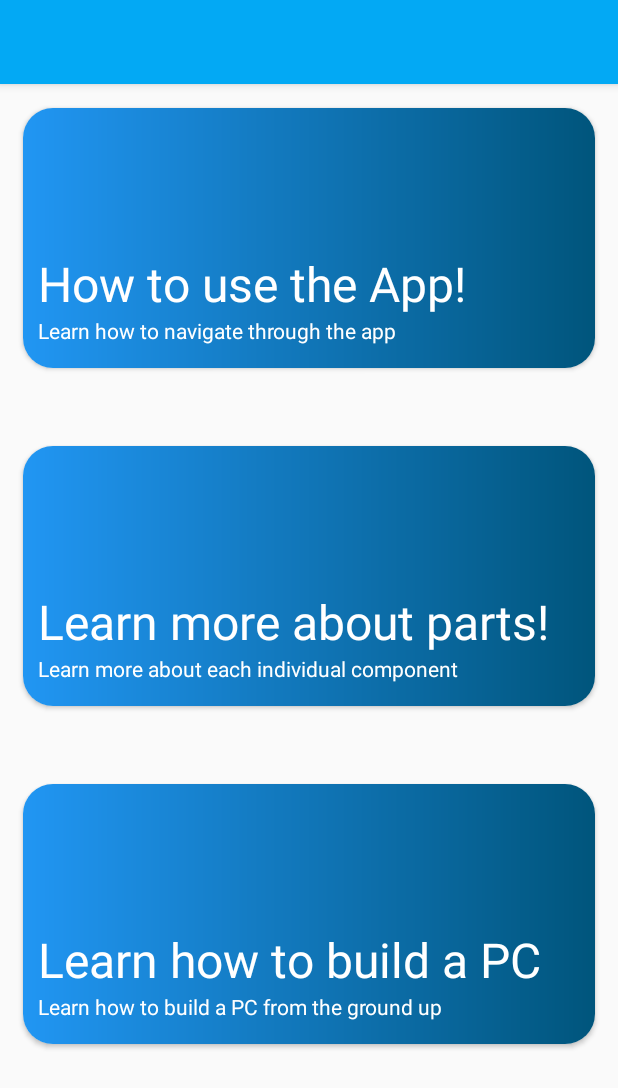
After one commit to ConnerMcGill/HonoursProject, an Android app: the layout activity_guide_landing_page.xml on its own in the app's theme, with its tools: preview values and no code run, on a phone screen of 412 x 824 dp. The commit adds this screen. Shown: the top 1088 px of the screen. Run offline under Robolectric (Android 15) with nearby library versions, the phone set to English and light mode, and no system bars.

Commit message:
Created guides landing page screen

```diff
--- a/app/src/main/java/com/example/honoursproject/ForgotPasswordActivity.java
+++ b/app/src/main/java/com/example/honoursproject/ForgotPasswordActivity.java
@@ -165,7 +165,7 @@ public class ForgotPasswordActivity extends AppCompatActivity {
 
     }
 
-    //Switch the user to the MainActivity class
+    //Switch the user to the MainActivity class if they are logged in
     private void switchToMainActivity() {
         Intent switchToMainActivityIntent = new Intent(ForgotPasswordActivity.this,
                 MainActivity.class);
--- /dev/null
+++ b/app/src/main/java/com/example/honoursproject/GuideLandingPageActivity.java
@@ -0,0 +1,20 @@
+/*
+Honours Project - PC part Builder
+File: LoginAccountActivity Class
+Author: Conner McGill - B00320975
+Date: 2021/02/08
+
+Summary of file:
+
+    This file allows the user to access the user to access the guides part of the app. I have
+    inherited from the MainActivity class as they are quite similar and helps with code reuse such
+    as the user being able to logout from the toolbar
+
+ */
+package com.example.honoursproject;
+
+public class GuideLandingPageActivity extends MainActivity{
+
+
+
+}
--- a/app/src/main/java/com/example/honoursproject/MainActivity.java
+++ b/app/src/main/java/com/example/honoursproject/MainActivity.java
@@ -25,6 +25,7 @@ import android.widget.Toast;
 import androidx.annotation.NonNull;
 import androidx.appcompat.app.AppCompatActivity;
 import androidx.appcompat.widget.Toolbar;
+import androidx.cardview.widget.CardView;
 
 import com.google.firebase.auth.FirebaseAuth;
 
@@ -41,6 +42,8 @@ public class MainActivity extends AppCompatActivity {
 
         Toolbar toolbar = findViewById(R.id.toolbar);
         setSupportActionBar(toolbar);
+
+        //Need to add onclick to card view to open other activity as it crashes the app
 
     }
 
@@ -79,4 +82,10 @@ public class MainActivity extends AppCompatActivity {
         startActivity(returnToLoginIntent);
     }
 
+    private void openGuideLandingPageActivity() {
+        Intent openGuideLandingPage = new Intent(MainActivity.this,
+                GuideLandingPageActivity.class);
+        startActivity(openGuideLandingPage);
+    }
+
 }
--- /dev/null
+++ b/app/src/main/res/layout/activity_guide_landing_page.xml
@@ -0,0 +1,234 @@
+<?xml version="1.0" encoding="utf-8"?>
+<androidx.appcompat.widget.LinearLayoutCompat xmlns:android="http://schemas.android.com/apk/res/android"
+    android:layout_width="match_parent"
+    android:layout_height="match_parent"
+    xmlns:tools="http://schemas.android.com/tools"
+    xmlns:app="http://schemas.android.com/apk/res-auto"
+    android:orientation="vertical"
+    tools:context=".GuideLandingPageActivity">
+
+    <include
+        android:id="@+id/toolbar"
+        layout="@layout/toolbar" />
+
+    <androidx.cardview.widget.CardView
+        android:id="@+id/how_to_use_app_card"
+        android:layout_width="match_parent"
+        android:layout_height="173dp"
+        android:layout_marginStart="15dp"
+        android:layout_marginTop="16dp"
+        android:layout_marginEnd="15dp"
+        app:cardCornerRadius="20dp">
+
+
+        <LinearLayout
+            android:layout_width="match_parent"
+            android:layout_height="match_parent"
+            android:background="@drawable/test_bg"
+            android:orientation="vertical">
+
+
+            <RelativeLayout
+                android:layout_width="match_parent"
+                android:layout_height="wrap_content">
+
+
+                <ImageView
+                    android:layout_width="75dp"
+                    android:layout_height="230dp"
+                    android:layout_marginStart="250dp"
+                    android:layout_marginEnd="270dp"
+                    android:contentDescription="@string/create_list_card_icon_description" />
+
+            </RelativeLayout>
+
+
+        </LinearLayout>
+
+        <LinearLayout
+            android:layout_width="match_parent"
+            android:layout_height="wrap_content"
+            android:layout_marginStart="10dp"
+            android:layout_marginTop="15dp"
+            android:layout_marginEnd="30dp"
+            android:orientation="horizontal">
+
+            <LinearLayout
+
+                android:layout_width="wrap_content"
+                android:layout_height="wrap_content"
+                android:layout_marginTop="80dp"
+                android:orientation="vertical">
+
+                <TextView
+                    android:layout_width="wrap_content"
+                    android:layout_height="wrap_content"
+                    android:text="@string/how_to_use_the_app"
+                    android:textColor="#ffff"
+                    android:textSize="32dp">
+
+                </TextView>
+
+                <TextView
+                    android:layout_width="wrap_content"
+                    android:layout_height="wrap_content"
+                    android:text="@string/learn_how_to_navigate_through_the_app"
+                    android:textColor="#ffff"
+                    android:textSize="14dp" />
+
+
+            </LinearLayout>
+
+
+        </LinearLayout>
+
+    </androidx.cardview.widget.CardView>
+
+    <androidx.cardview.widget.CardView
+        android:id="@+id/learn_more_about_parts"
+        android:layout_width="match_parent"
+        android:layout_height="173dp"
+        android:layout_marginStart="15dp"
+        android:layout_marginTop="52dp"
+        android:layout_marginEnd="15dp"
+        app:cardCornerRadius="20dp">
+
+
+        <LinearLayout
+            android:layout_width="match_parent"
+            android:layout_height="match_parent"
+            android:background="@drawable/test_bg"
+            android:orientation="vertical">
+
+
+            <RelativeLayout
+                android:layout_width="match_parent"
+                android:layout_height="wrap_content">
+
+
+                <ImageView
+                    android:layout_width="75dp"
+                    android:layout_height="230dp"
+                    android:layout_marginStart="250dp"
+                    android:layout_marginEnd="270dp"
+                    android:contentDescription="@string/view_lists_icon_description" />
+
+            </RelativeLayout>
+
+
+        </LinearLayout>
+
+        <LinearLayout
+            android:layout_width="match_parent"
+            android:layout_height="wrap_content"
+            android:layout_marginStart="10dp"
+            android:layout_marginTop="15dp"
+            android:layout_marginEnd="30dp"
+            android:orientation="horizontal">
+
+            <LinearLayout
+
+                android:layout_width="wrap_content"
+                android:layout_height="wrap_content"
+                android:layout_marginTop="80dp"
+                android:orientation="vertical">
+
+                <TextView
+                    android:layout_width="wrap_content"
+                    android:layout_height="wrap_content"
+                    android:text="@string/learn_more_about_parts"
+                    android:textColor="#ffff"
+                    android:textSize="32dp">
+
+                </TextView>
+
+                <TextView
+                    android:layout_width="wrap_content"
+                    android:layout_height="wrap_content"
+                    android:text="@string/learn_more_about_each_individual_component"
+                    android:textColor="#ffff"
+                    android:textSize="14dp" />
+
+
+            </LinearLayout>
+
+
+        </LinearLayout>
+
+    </androidx.cardview.widget.CardView>
+
+    <androidx.cardview.widget.CardView
+        android:id="@+id/learn_how_to_build_pc"
+        android:layout_width="match_parent"
+        android:layout_height="173dp"
+        android:layout_marginStart="15dp"
+        android:layout_marginTop="52dp"
+        android:layout_marginEnd="15dp"
+        app:cardCornerRadius="20dp">
+
+
+        <LinearLayout
+            android:layout_width="match_parent"
+            android:layout_height="match_parent"
+            android:background="@drawable/test_bg"
+            android:orientation="vertical">
+
+
+            <RelativeLayout
+                android:layout_width="match_parent"
+                android:layout_height="wrap_content">
+
+
+                <ImageView
+                    android:layout_width="75dp"
+                    android:layout_height="230dp"
+                    android:layout_marginStart="250dp"
+                    android:layout_marginEnd="270dp"
+                    android:contentDescription="@string/png_icon_for_guide_card" />
+
+            </RelativeLayout>
+
+
+        </LinearLayout>
+
+        <LinearLayout
+            android:layout_width="match_parent"
+            android:layout_height="wrap_content"
+            android:layout_marginStart="10dp"
+            android:layout_marginTop="15dp"
+            android:layout_marginEnd="30dp"
+            android:orientation="horizontal">
+
+            <LinearLayout
+
+                android:layout_width="wrap_content"
+                android:layout_height="wrap_content"
+                android:layout_marginTop="80dp"
+                android:orientation="vertical">
+
+                <TextView
+                    android:layout_width="wrap_content"
+                    android:layout_height="wrap_content"
+                    android:text="@string/learn_how_to_build_a_pc"
+                    android:textColor="#ffff"
+                    android:textSize="32dp">
+
+                </TextView>
+
+                <TextView
+                    android:layout_width="wrap_content"
+                    android:layout_height="wrap_content"
+                    android:text="@string/learn_how_to_build_a_pc_from_the_ground_up"
+                    android:textColor="#ffff"
+                    android:textSize="14dp" />
+
+
+            </LinearLayout>
+
+
+        </LinearLayout>
+
+    </androidx.cardview.widget.CardView>
+
+
+</androidx.appcompat.widget.LinearLayoutCompat>
--- a/app/src/main/res/values/strings.xml
+++ b/app/src/main/res/values/strings.xml
@@ -29,4 +29,10 @@
     <string name="view_guides_card_title">View Guides</string>
     <string name="view_guides_card_description">View guides about components and more!</string>
     <string name="logout_text_toolbar">Logout</string>
+    <string name="how_to_use_the_app">How to use the App!</string>
+    <string name="learn_how_to_navigate_through_the_app">Learn how to navigate through the app</string>
+    <string name="learn_more_about_parts">Learn more about parts!</string>
+    <string name="learn_more_about_each_individual_component">Learn more about each individual component</string>
+    <string name="learn_how_to_build_a_pc">Learn how to build a PC</string>
+    <string name="learn_how_to_build_a_pc_from_the_ground_up">Learn how to build a PC from the ground up</string>
 </resources>
```
